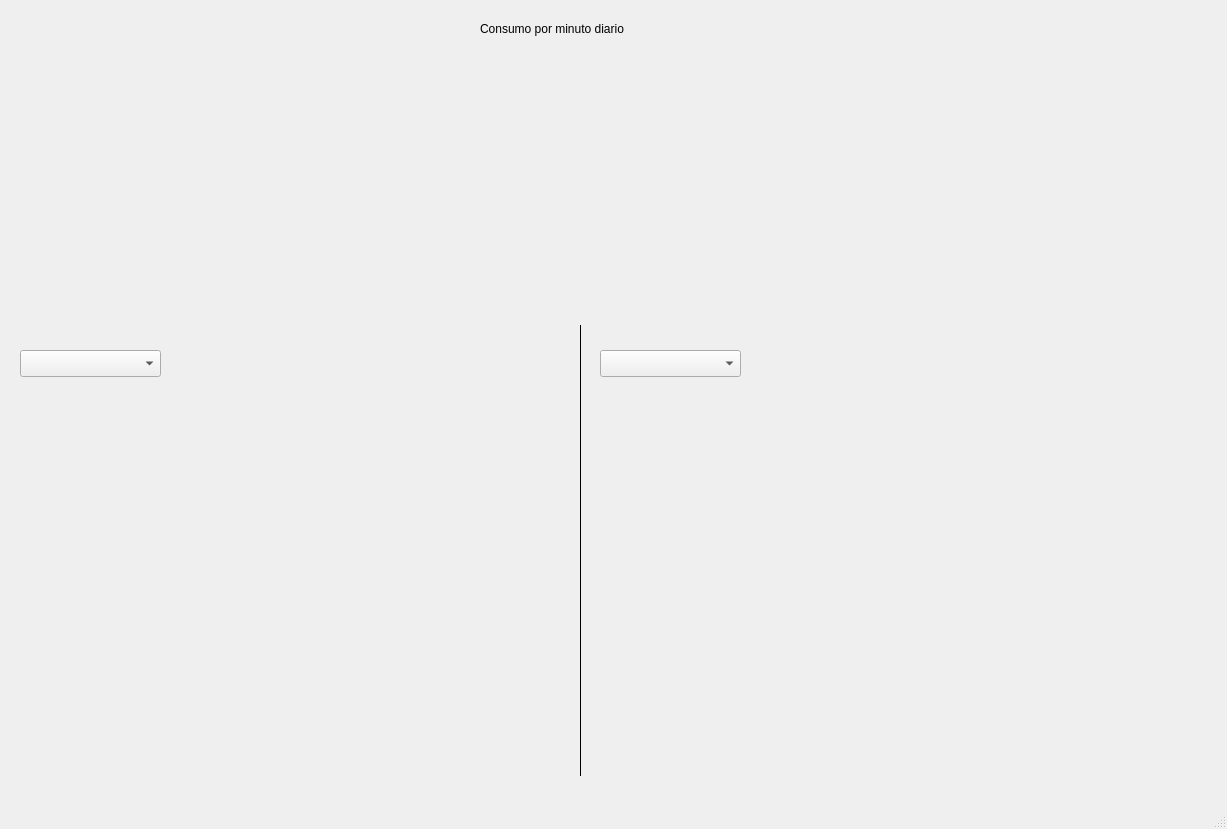
Old version of the form estudio_consumo_app/int_consumos.ui in the repository acrsilva/Seguimiento-automatizado-de-variables-de-control.
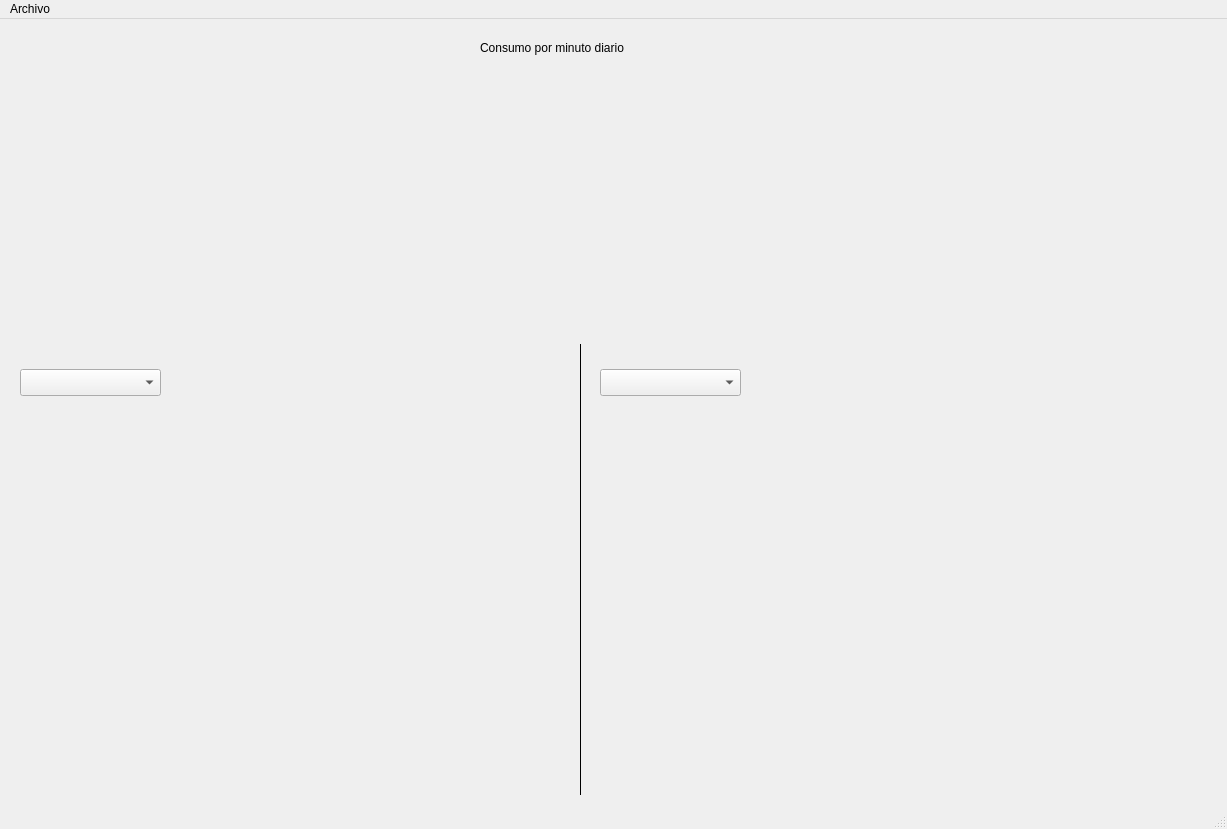
New version of the form. Custom widgets are drawn as their Qt base class.

```diff
--- a/estudio_consumo_app/int_consumos.ui
+++ b/estudio_consumo_app/int_consumos.ui
@@ -113,6 +113,13 @@
      <height>25</height>
     </rect>
    </property>
+   <widget class="QMenu" name="menuArchivo">
+    <property name="title">
+     <string>Archivo</string>
+    </property>
+    <addaction name="actionAbrir"/>
+   </widget>
+   <addaction name="menuArchivo"/>
   </widget>
   <widget class="QStatusBar" name="statusbar"/>
  </widget>
```
Left out of the diff: 5 changed lines with no effect on the pictures.
